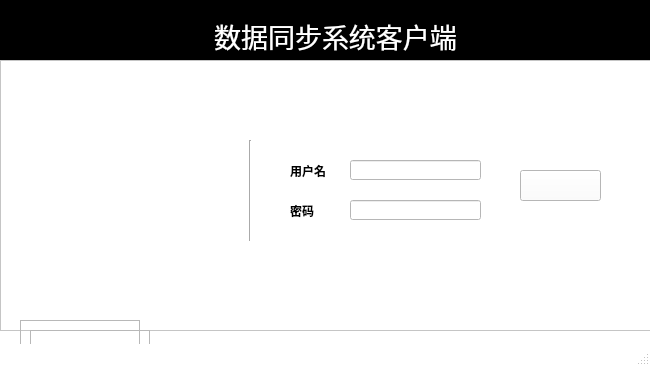
Above: data_syncGUI/Login.ui from dreamer121121/data-sync before the change. Below: the same form after it.
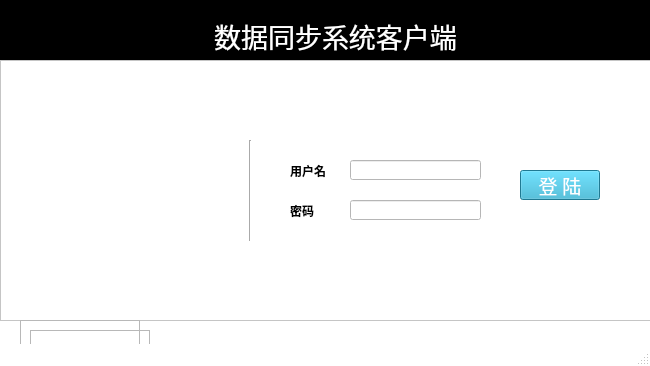
That is the form after the change. Icons and pictures are not drawn.

Commit message: 更改主窗口页面尚未完成

The edit to the form file:
```diff
--- a/data_syncGUI/Login.ui
+++ b/data_syncGUI/Login.ui
@@ -40,8 +40,8 @@
   </property>
   <property name="iconSize">
    <size>
-    <width>16</width>
-    <height>16</height>
+    <width>32</width>
+    <height>32</height>
    </size>
   </property>
   <widget class="QWidget" name="centralwidget">
@@ -98,7 +98,7 @@
       <x>0</x>
       <y>60</y>
       <width>651</width>
-      <height>271</height>
+      <height>261</height>
      </rect>
     </property>
     <property name="styleSheet">
@@ -209,15 +209,28 @@
       <rect>
        <x>520</x>
        <y>110</y>
-       <width>81</width>
-       <height>31</height>
+       <width>80</width>
+       <height>30</height>
       </rect>
      </property>
+     <property name="font">
+      <font>
+       <family>黑体</family>
+       <pointsize>14</pointsize>
+      </font>
+     </property>
      <property name="styleSheet">
-      <string notr="true">border-image:url(./images/login.png)</string>
+      <string notr="true">background-color: rgb(44, 171, 206);
+color: rgb(255, 255, 255);</string>
      </property>
      <property name="text">
-      <string/>
+      <string>登 陆</string>
+     </property>
+     <property name="iconSize">
+      <size>
+       <width>80</width>
+       <height>30</height>
+      </size>
      </property>
     </widget>
    </widget>
```
Left out of the diff: 5 changed lines with no effect on the pictures. The commit also changes 5 other files.
